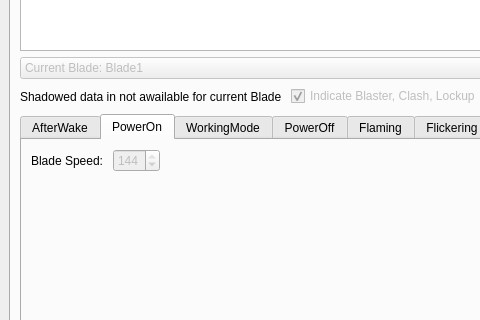
First picture: the form in Design.ui, repository raptorbox01/profileeditor, before the edit; both pictures show x 0 to 480 and y 224 to 544 of the 1124 by 718 pixel window.
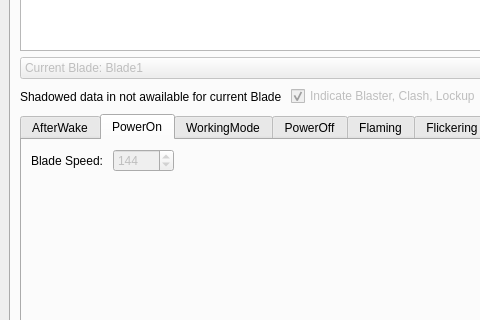
Second picture: the form after the edit. The open tabs and pages were chosen to show the change.

The edit to the form file:
```diff
--- a/Design.ui
+++ b/Design.ui
@@ -1885,7 +1885,7 @@
                <number>1</number>
               </property>
               <property name="maximum">
-               <number>144</number>
+               <number>10000</number>
               </property>
               <property name="value">
                <number>144</number>
```
Left out of the diff: 2 changed lines with no effect on the pictures.
